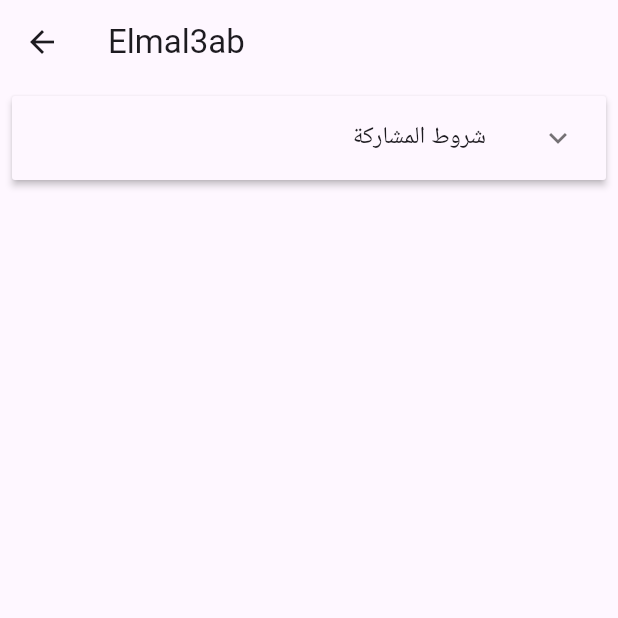
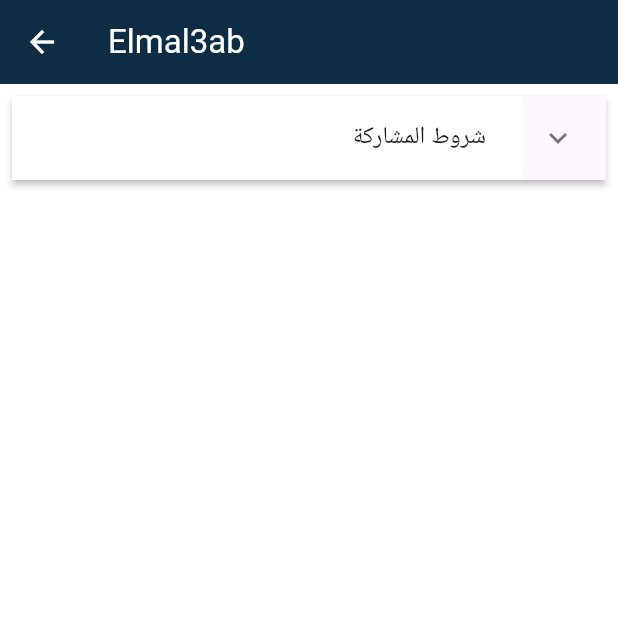
Before and after one commit to sallyymq/la3eeb, a Flutter app: the elmal3abPage screen opened by its route, on a phone screen of 412 x 824 dp, the top half of it. Run offline on Flutter 3.47's test engine with Material 3 defaults, Android fonts, the light colour scheme and no system bars; our stand-ins replace youtube_player_flutter.

Commit message:
first commit

```diff
--- a/lib/pages/elmal3ab.dart
+++ b/lib/pages/elmal3ab.dart
@@ -11,8 +11,16 @@ class _elmal3abPageState extends State<elmal3abPage> {
   @override
   Widget build(BuildContext context) {
     return Scaffold(
+      backgroundColor: Colors.white,
       appBar: AppBar(
-        title: const Text('Elmal3ab'),
+        iconTheme: IconThemeData(
+          color: Colors.white,
+        ),
+        backgroundColor: Color(0xFF0E2C44),
+        title: const Text(
+          'Elmal3ab',
+          style: TextStyle(color: Colors.white),
+        ),
       ),
       body: ListView(
         padding: const EdgeInsets.all(8.0),
@@ -27,6 +35,7 @@ class _elmal3abPageState extends State<elmal3abPage> {
               ExpansionPanel(
                 headerBuilder: (BuildContext context, bool isExpanded) {
                   return const ListTile(
+                    tileColor: Colors.white,
                     title: Text(
                       'شروط المشاركة',
                       textAlign: TextAlign.right,
```
Also changed, not shown: lib/pages/about.dart (+9 -1 lines), lib/pages/pointyard.dart (+8 -1 lines), lib/pages/wheresTheBall.dart (+9 -1 lines).
